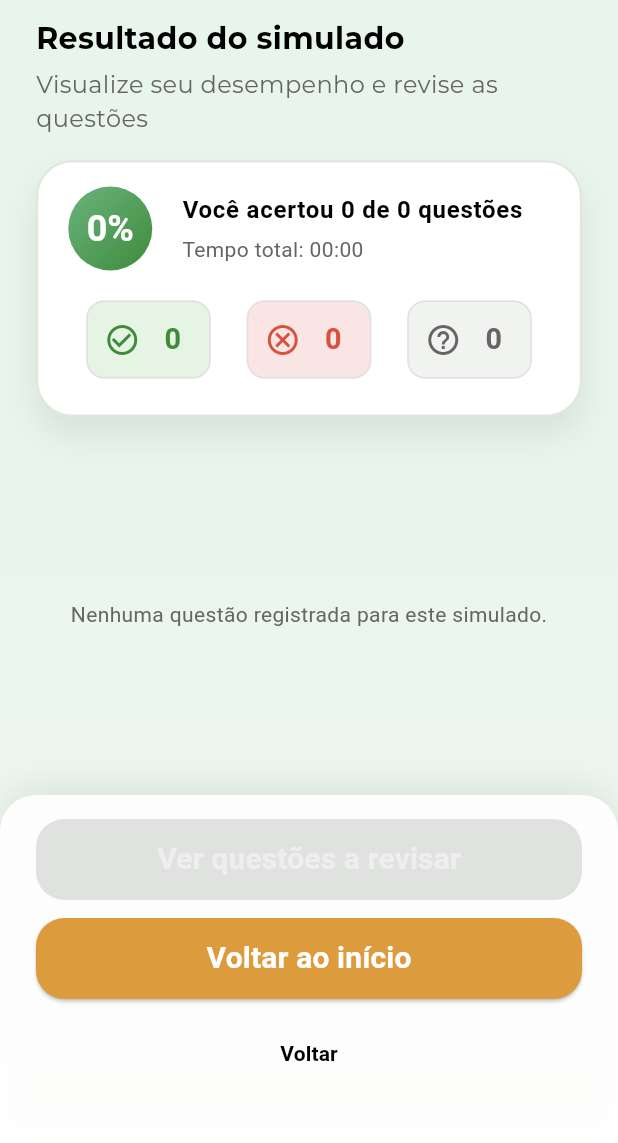
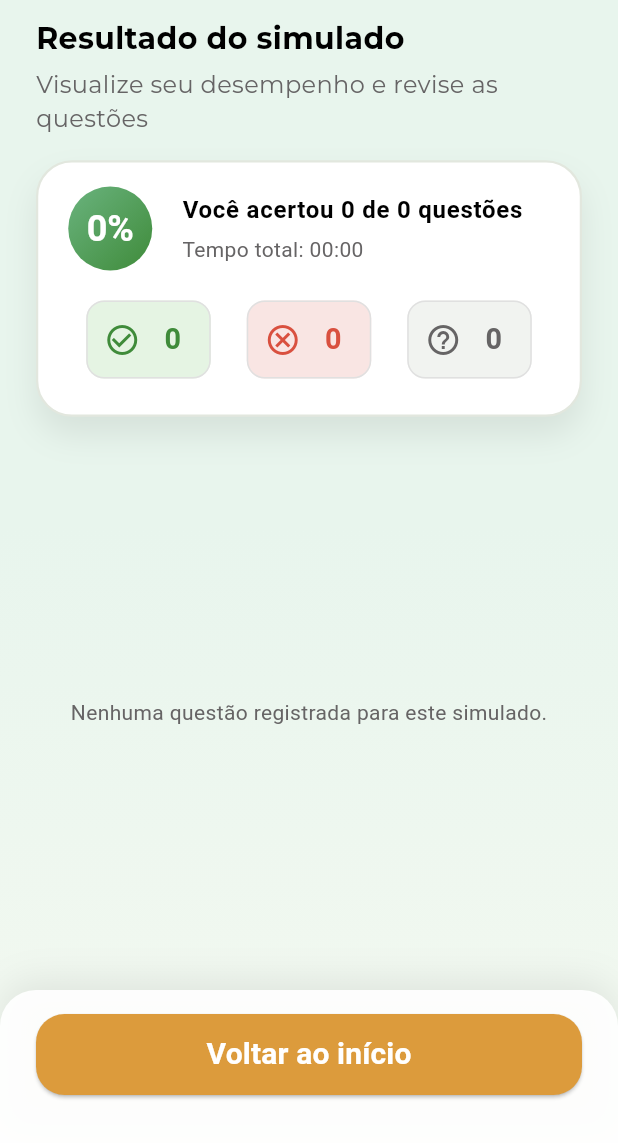
Before and after one commit to UNICV-TECH/smart_quiz_mvp, a Flutter app: the ExamResultScreen screen opened directly with empty values, on a phone screen of 412 x 824 dp, the part 93-1236 px from its top. Run offline on Flutter 3.47's test engine with Material 3 defaults, Android fonts, the phone set to English and light mode, and no system bars; our stand-ins replace flutter_dotenv, google_fonts, supabase_flutter; accounts and stored records are empty; Roboto replaces fonts that are missing (Poppins).

Commit message:
feat: Remove unused scrolling functionality and related UI elements from exam result screen

```diff
--- a/lib/views/exam_result_screen.dart
+++ b/lib/views/exam_result_screen.dart
@@ -52,32 +52,6 @@ class _ExamResultScreenState extends State<ExamResultScreen> {
   void dispose() {
     _scrollController.dispose();
     super.dispose();
-  }
-
-  void _scrollToFirstIssue() {
-    final targetIndex = _questionsBreakdown.indexWhere((q) {
-      final isCorrect = q['isCorrect'] as bool? ?? false;
-      final isAnswered = q['isAnswered'] as bool? ?? false;
-      return !isCorrect || !isAnswered;
-    });
-
-    if (targetIndex == -1) return;
-
-    final context = _tileKeys[targetIndex].currentContext;
-    if (context != null) {
-      Scrollable.ensureVisible(
-        context,
-        duration: const Duration(milliseconds: 400),
-        curve: Curves.easeInOut,
-        alignment: 0.1,
-      );
-    } else {
-      _scrollController.animateTo(
-        (targetIndex * 120).toDouble(),
-        duration: const Duration(milliseconds: 400),
-        curve: Curves.easeInOut,
-      );
-    }
   }
 
   String _formatDuration(int totalSeconds) {
@@ -224,18 +198,6 @@ class _ExamResultScreenState extends State<ExamResultScreen> {
                   mainAxisSize: MainAxisSize.min,
                   children: [
                     DefaultButtonOrange(
-                      texto: 'Ver questões a revisar',
-                      onPressed: (_incorrectCount + _unansweredCount) > 0
-                          ? _scrollToFirstIssue
-                          : null,
-                      largura: double.infinity,
-                      altura: 54,
-                      tipo: (_incorrectCount + _unansweredCount) > 0
-                          ? BotaoTipo.primario
-                          : BotaoTipo.desabilitado,
-                    ),
-                    const SizedBox(height: 12),
-                    DefaultButtonOrange(
                       texto: 'Voltar ao início',
                       onPressed: () {
                         Navigator.popUntil(
@@ -248,18 +210,6 @@ class _ExamResultScreenState extends State<ExamResultScreen> {
                       altura: 54,
                       tipo: BotaoTipo.secundario,
                     ),
-                    const SizedBox(height: 12),
-                    TextButton(
-                      onPressed: () => Navigator.pop(context, widget.results),
-                      child: const Text(
-                        'Voltar',
-                        style: TextStyle(
-                          color: AppColors.primaryDark,
-                          fontWeight: FontWeight.w600,
-                        ),
-                      ),
-                    ),
-                    const SizedBox(height: 4),
                   ],
                 ),
               ),
```
